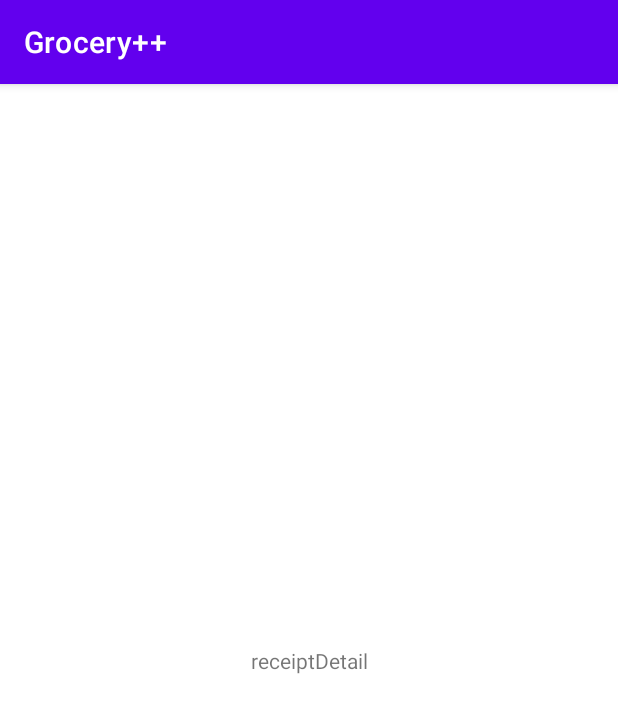
After one commit to phlreich/GroceryApp, an Android app: the ReceiptDetailActivity screen opened directly, with no data from a screen before it, on a phone screen of 412 x 824 dp. The commit adds this screen. Shown: the top 713 px of the screen. Run offline under Robolectric (Android 15) with nearby library versions, the light colour scheme and no system bars.

Commit message:
implemented receiptDetail shell

```diff
--- a/app/src/main/AndroidManifest.xml
+++ b/app/src/main/AndroidManifest.xml
@@ -6,6 +6,7 @@
     <uses-permission android:name="android.permission.ACCESS_NETWORK_STATE" />
 
     <uses-feature android:name="android.hardware.camera.any" />
+
     <uses-permission android:name="android.permission.CAMERA" />
 
     <application
@@ -15,7 +16,8 @@
         android:roundIcon="@mipmap/ic_launcher_round"
         android:supportsRtl="true"
         android:theme="@style/Theme.Grocery">
-        <activity android:name=".ReceiptListActivity"></activity>
+        <activity android:name=".receiptDetail.ReceiptDetailActivity"></activity>
+        <activity android:name=".receiptList.ReceiptListActivity" />
         <activity android:name=".MainActivity">
             <intent-filter>
                 <action android:name="android.intent.action.MAIN" />
--- a/app/src/main/java/com/example/grocery/MainActivity.kt
+++ b/app/src/main/java/com/example/grocery/MainActivity.kt
@@ -5,7 +5,7 @@ import android.content.Intent
 import android.os.Bundle
 import androidx.appcompat.app.AppCompatActivity
 import android.widget.Button
-import androidx.camera.core.ImageCapture
+import com.example.grocery.receiptList.ReceiptListActivity
 
 
 class MainActivity : AppCompatActivity() {
--- /dev/null
+++ b/app/src/main/java/com/example/grocery/receiptDetail/ReceiptDetailActivity.kt
@@ -0,0 +1,12 @@
+package com.example.grocery.receiptDetail
+
+import androidx.appcompat.app.AppCompatActivity
+import android.os.Bundle
+import com.example.grocery.R
+
+class ReceiptDetailActivity : AppCompatActivity() {
+    override fun onCreate(savedInstanceState: Bundle?) {
+        super.onCreate(savedInstanceState)
+        setContentView(R.layout.activity_receipt_detail_view)
+    }
+}
--- a/app/src/main/java/com/example/grocery/ReceiptListViewModel.kt
+++ b/app/src/main/java/com/example/grocery/receiptList/ReceiptListViewModel.kt
@@ -1,6 +1,7 @@
-package com.example.grocery
+package com.example.grocery.receiptList
 
 import androidx.lifecycle.ViewModel
+import com.example.grocery.ReceiptRepository
 import com.example.grocery.data.Receipt
 
 class ReceiptListViewModel : ViewModel() {
--- /dev/null
+++ b/app/src/main/res/layout/activity_receipt_detail_view.xml
@@ -0,0 +1,18 @@
+<?xml version="1.0" encoding="utf-8"?>
+<androidx.constraintlayout.widget.ConstraintLayout xmlns:android="http://schemas.android.com/apk/res/android"
+    xmlns:app="http://schemas.android.com/apk/res-auto"
+    xmlns:tools="http://schemas.android.com/tools"
+    android:layout_width="match_parent"
+    android:layout_height="match_parent"
+    tools:context=".receiptDetail.ReceiptDetailActivity">
+
+    <TextView
+        android:id="@+id/textView"
+        android:layout_width="wrap_content"
+        android:layout_height="wrap_content"
+        android:text="receiptDetail"
+        app:layout_constraintBottom_toBottomOf="parent"
+        app:layout_constraintEnd_toEndOf="parent"
+        app:layout_constraintStart_toStartOf="parent"
+        app:layout_constraintTop_toTopOf="parent" />
+</androidx.constraintlayout.widget.ConstraintLayout>
```
Also changed, not shown: app/src/main/java/com/example/grocery/receiptDetail/ReceiptDetailViewModel.kt (added, +7 -0 lines), app/src/main/java/com/example/grocery/receiptList/ReceiptAdapter.kt (renamed from app/src/main/java/com/example/grocery/ReceiptAdapter.kt, +15 -5 lines), app/src/main/java/com/example/grocery/receiptList/ReceiptListActivity.kt (renamed from app/src/main/java/com/example/grocery/ReceiptListActivity.kt, +12 -6 lines).
